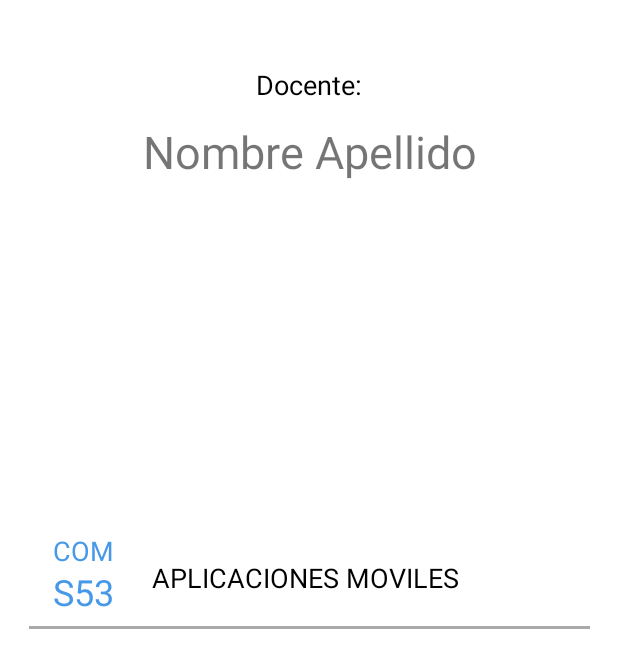
After one commit to juanpablomoscoloni/proyectoAsistencia, an Android app: the DocenteActivity screen opened directly, with no data from a screen before it, on a phone screen of 412 x 824 dp. The commit adds this screen. Shown: the top 668 px of the screen. Run offline under Robolectric (Android 15) with nearby library versions, the phone set to English and light mode, and no system bars.

Commit message:
Pantalla de Docente Creada

```diff
--- a/Asistra/app/src/main/AndroidManifest.xml
+++ b/Asistra/app/src/main/AndroidManifest.xml
@@ -11,7 +11,8 @@
         android:roundIcon="@mipmap/ic_launcher_round"
         android:supportsRtl="true"
         android:theme="@style/AppTheme">
-        <activity android:name=".TokenActivity"></activity>
+        <activity android:name=".DocenteActivity"></activity>
+        <activity android:name=".TokenActivity" />
         <activity android:name=".LoginActivity">
             <intent-filter>
                 <action android:name="android.intent.action.MAIN" />
--- /dev/null
+++ b/Asistra/app/src/main/java/clases/Asignatura.java
@@ -0,0 +1,22 @@
+package clases;
+
+public class Asignatura {
+    private String id;
+    private String nombre;
+
+    public String getId() {
+        return id;
+    }
+
+    public void setId(String id) {
+        this.id = id;
+    }
+
+    public String getNombre() {
+        return nombre;
+    }
+
+    public void setNombre(String nombre) {
+        this.nombre = nombre;
+    }
+}
--- /dev/null
+++ b/Asistra/app/src/main/java/clases/Comision.java
@@ -0,0 +1,23 @@
+package clases;
+
+public class Comision {
+
+    private String id;
+    private String codigo;
+
+    public String getId() {
+        return id;
+    }
+
+    public void setId(String id) {
+        this.id = id;
+    }
+
+    public String getCodigo() {
+        return codigo;
+    }
+
+    public void setCodigo(String codigo) {
+        this.codigo = codigo;
+    }
+}
--- /dev/null
+++ b/Asistra/app/src/main/java/clases/Cursada.java
@@ -0,0 +1,59 @@
+package clases;
+
+public class Cursada {
+
+    private String id;
+    private String anio;
+    private String faltasMaximas;
+    private Comision comision;
+    private Asignatura asignatura;
+    private Docente docente;
+
+    public String getId() {
+        return id;
+    }
+
+    public void setId(String id) {
+        this.id = id;
+    }
+
+    public String getAnio() {
+        return anio;
+    }
+
+    public void setAnio(String anio) {
+        this.anio = anio;
+    }
+
+    public String getFaltasMaximas() {
+        return faltasMaximas;
+    }
+
+    public void setFaltasMaximas(String faltasMaximas) {
+        this.faltasMaximas = faltasMaximas;
+    }
+
+    public Comision getComision() {
+        return comision;
+    }
+
+    public void setComision(Comision comision) {
+        this.comision = comision;
+    }
+
+    public Asignatura getAsignatura() {
+        return asignatura;
+    }
+
+    public void setAsignatura(Asignatura asignatura) {
+        this.asignatura = asignatura;
+    }
+
+    public Docente getDocente() {
+        return docente;
+    }
+
+    public void setDocente(Docente docente) {
+        this.docente = docente;
+    }
+}
--- /dev/null
+++ b/Asistra/app/src/main/java/com/example/asistra/DocenteActivity.java
@@ -0,0 +1,136 @@
+package com.example.asistra;
+
+import android.annotation.SuppressLint;
+import android.content.Intent;
+import android.support.v7.app.AppCompatActivity;
+import android.os.Bundle;
+import android.support.v7.widget.Toolbar;
+import android.view.Menu;
+import android.view.MenuItem;
+import android.view.View;
+import android.widget.AdapterView;
+import android.widget.Button;
+import android.widget.ListView;
+import android.widget.TextView;
+import android.widget.Toast;
+
+import java.util.ArrayList;
+import java.util.Objects;
+
+import clases.Asignatura;
+import clases.Comision;
+import clases.Cursada;
+import clases.Docente;
+
+public class DocenteActivity extends AppCompatActivity {
+
+    public Cursada cursada;
+    public String idUsuario;
+    public String idRol;
+
+    public static ArrayList<Cursada> listaDeCursadas = new ArrayList<>();
+    public static ListView listasDeAsistenciaView;
+    public static ListaCursadas adaptadorMaterias;
+
+
+    TextView aunSinLista;
+
+
+    @SuppressLint("ClickableViewAccessibility")
+    @Override
+    protected void onCreate(Bundle savedInstanceState) {
+        super.onCreate(savedInstanceState);
+        setContentView(R.layout.activity_docente);
+
+        //idUsuario = Objects.requireNonNull(getIntent().getExtras()).getString("idUsuario");
+        //idRol = getIntent().getExtras().getString("idRol");
+
+
+        //Creo unas cursadas de prueba. Primero tengo que crear estas clases
+        Asignatura asignatura = new Asignatura();
+        asignatura.setId("1");
+        asignatura.setNombre("Aplicaciones Moviles");
+
+        Comision comision = new Comision();
+        comision.setId("2");
+        comision.setCodigo("S53");
+
+        Docente docente = new Docente();
+        docente.setNombre("Jorge");
+        docente.setApellido("Podjarny");
+        docente.setLegajo("12345");
+
+        //Ahora creo la cursada
+        Cursada cursada = new Cursada();
+        cursada.setId("1");
+        cursada.setAnio("2019");
+        cursada.setAsignatura(asignatura);
+        cursada.setComision(comision);
+        cursada.setDocente(docente);
+
+
+
+        //Inicializo el visualizador de la lista de asistencias en pantalla
+        listasDeAsistenciaView = findViewById(R.id.listaDeAsistencia);
+
+        listaDeCursadas.clear();
+        listaDeCursadas.add(cursada);
+
+        //Inicializo al adaptador
+        adaptadorMaterias = new ListaCursadas(listaDeCursadas, getApplicationContext());
+        //Setteo el adapter en la listView
+        listasDeAsistenciaView.setAdapter(adaptadorMaterias);
+
+
+
+        //Toast.makeText(this, cursada.getMaximoFaltas(),Toast.LENGTH_SHORT).show();
+
+       listasDeAsistenciaView.setOnItemClickListener(new AdapterView.OnItemClickListener() {
+            @Override
+            public void onItemClick(AdapterView<?> adapterView, View view, int i, long l) {
+
+                Toast.makeText(getApplicationContext(), "A generar token",Toast.LENGTH_SHORT).show();
+
+                /*Intent intent = new Intent(DocenteActivity.this, MostrarLista.class);
+                intent.putExtra("id",String.valueOf(listasDeAsistencia.get(i).getId()));
+                intent.putExtra("asignatura",listasDeAsistencia.get(i).getAsignatura().getNombre());
+                intent.setFlags(Intent.FLAG_ACTIVITY_NEW_TASK);
+                startActivity(intent);*/
+
+            }
+        });
+
+
+        //Este método es el que recibe los datos de la actividad AgregarLista, para poder añadir una nueva lista de asistencia
+   /* public void onActivityResult(int requestCode, int resultCode, Intent data) {
+        super.onActivityResult(requestCode, resultCode, data);
+        if (requestCode == 1) {
+            if(resultCode == RESULT_OK) {
+
+                //Si vuelve exitosamente de la actividad Agregar Lista, la instancio
+                listaDeMateriaAtrapada = new ListaAsistencia(
+                        data.getStringExtra("especialidad"),
+                        data.getStringExtra("asignatura"),
+                        data.getStringExtra("com"),
+                        data.getStringExtra("aula"),
+                        Calendar.getInstance().get(Calendar.YEAR),
+                        Integer.parseInt(data.getStringExtra("ausentes")));
+
+
+                //La agrego a las demás
+                listasDeAsistencia.add(listaDeMateriaAtrapada);
+
+                //Notifico al adpatador de que se modificó la lista
+                adaptadorMaterias.notifyDataSetChanged();
+
+                Toast.makeText(getApplicationContext(), "Lista de asistencia creada ",Toast.LENGTH_SHORT).show();
+
+                //Si creo una lista de asistencia nueva, entonces saco el mensaje para que se añadan
+                if (listasDeAsistencia.size() > 0 ){
+                    aunSinLista.setVisibility(View.GONE);
+
+                }
+            }
+        }*/
+    }
+}
--- /dev/null
+++ b/Asistra/app/src/main/java/com/example/asistra/ListaCursadas.java
@@ -0,0 +1,71 @@
+package com.example.asistra;
+
+import android.content.Context;
+import android.view.LayoutInflater;
+import android.view.View;
+import android.view.ViewGroup;
+import android.widget.ArrayAdapter;
+import android.widget.TextView;
+
+import com.example.asistra.R;
+
+import java.util.ArrayList;
+
+import clases.Cursada;
+
+public class ListaCursadas extends ArrayAdapter implements View.OnClickListener {
+
+    private ArrayList<Cursada> dataSet;
+    Context mContext;
+
+    // View lookup cache
+    private static class ViewHolder {
+        TextView txtAsignatura;
+        TextView txtComision;
+    }
+
+    public ListaCursadas(ArrayList<Cursada> listas, Context context) {
+        super(context, R.layout.fila_cursada, listas);
+        this.dataSet = listas;
+        this.mContext=context;
+    }
+
+    @Override
+    public void onClick(View view) {
+        // Para atrapar algún botón, etc
+    }
+
+    @Override
+    public View getView(final int position, View convertView, ViewGroup parent) {
+        // Get the data item for this position
+        final Cursada listaAsistencia = (Cursada) getItem(position);
+        // Check if an existing view is being reused, otherwise inflate the view
+        final ViewHolder viewHolder; // view lookup cache stored in tag
+
+        final View result;
+
+        if (convertView == null) {
+
+            viewHolder = new ViewHolder();
+            LayoutInflater inflater = LayoutInflater.from(getContext());
+            convertView = inflater.inflate(R.layout.fila_cursada, parent, false);
+            viewHolder.txtAsignatura = (TextView) convertView.findViewById(R.id.asignaturaNombre);
+            viewHolder.txtComision = (TextView) convertView.findViewById(R.id.fechaClase);
+
+            result=convertView;
+
+            convertView.setTag(viewHolder);
+        } else {
+            viewHolder = (ViewHolder) convertView.getTag();
+            result=convertView;
+        }
+
+
+        viewHolder.txtAsignatura.setText(listaAsistencia.getAsignatura().getNombre().toUpperCase());
+        viewHolder.txtComision.setText(listaAsistencia.getComision().getCodigo().toUpperCase());
+
+        // Retorna la vista completa para renderizarla en pantalla
+        return convertView;
+    }
+
+}
--- a/Asistra/app/src/main/java/com/example/asistra/LoginActivity.java
+++ b/Asistra/app/src/main/java/com/example/asistra/LoginActivity.java
@@ -78,7 +78,7 @@ public class LoginActivity extends AppCompatActivity {
         //Empieza a girar la ruedita
         progreso.setVisibility(View.VISIBLE);
 
-        String urlConsulta = "http://192.168.43.218/proyectoAsistencia/comprobarUsuario.php";
+        String urlConsulta = "http://192.168.0.104/proyectoAsistencia/comprobarUsuario.php";
 
         RequestQueue requestQueue;
         requestQueue = Volley.newRequestQueue(getApplicationContext());
@@ -96,10 +96,11 @@ public class LoginActivity extends AppCompatActivity {
 
                         JSONObject user = jsonArray.getJSONObject(0); //Modificable
 
+                        //Compruebo si el usuario que se recuperó es de un docente
                         if (user.getString("rol").equals("alumno")) {
                             pasarActividadAlumno(user.getString("id"));
                         } else {
-
+                            pasarActividadDocente(user.getString("id"));
                         }
 
                     } else {
@@ -111,7 +112,7 @@ public class LoginActivity extends AppCompatActivity {
 
                 } catch (JSONException e) {
                     e.printStackTrace();
-                    Toast.makeText(getApplicationContext(), "Ocurrio un error", Toast.LENGTH_LONG).show();
+                    Toast.makeText(getApplicationContext(), e.toString(), Toast.LENGTH_LONG).show();
                     progreso.setVisibility(View.GONE);
                     iniciar.setEnabled(true);
                 }
@@ -155,7 +156,7 @@ public class LoginActivity extends AppCompatActivity {
 
     public void pasarActividadDocente (String id) {
 
-        Intent intent = new Intent(LoginActivity.this, TokenActivity.class);
+        Intent intent = new Intent(LoginActivity.this, DocenteActivity.class);
 
         intent.putExtra("id", id);
         intent.setFlags(Intent.FLAG_ACTIVITY_NEW_TASK);
--- /dev/null
+++ b/Asistra/app/src/main/res/layout/activity_docente.xml
@@ -0,0 +1,54 @@
+<?xml version="1.0" encoding="utf-8"?>
+<android.support.constraint.ConstraintLayout xmlns:android="http://schemas.android.com/apk/res/android"
+    xmlns:app="http://schemas.android.com/apk/res-auto"
+    xmlns:tools="http://schemas.android.com/tools"
+    android:layout_width="match_parent"
+    android:layout_height="match_parent"
+    android:background="@android:color/background_light"
+    tools:context=".DocenteActivity">
+
+
+    <ListView
+        android:id="@+id/listaDeAsistencia"
+        android:layout_width="374dp"
+        android:layout_height="469dp"
+        android:layout_marginTop="8dp"
+        android:divider="@android:color/darker_gray"
+        android:dividerHeight="2dp"
+        app:layout_constraintBottom_toBottomOf="parent"
+        app:layout_constraintEnd_toEndOf="parent"
+        app:layout_constraintStart_toStartOf="parent"
+        app:layout_constraintTop_toBottomOf="@+id/nombreDocente"
+        app:layout_constraintVertical_bias="1.0">
+
+    </ListView>
+
+    <TextView
+        android:id="@+id/textView"
+        android:layout_width="wrap_content"
+        android:layout_height="wrap_content"
+        android:layout_marginStart="8dp"
+        android:layout_marginLeft="8dp"
+        android:layout_marginTop="44dp"
+        android:layout_marginEnd="8dp"
+        android:layout_marginRight="8dp"
+        android:text="Docente:"
+        android:textColor="@android:color/background_dark"
+        android:textSize="18sp"
+        app:layout_constraintEnd_toEndOf="parent"
+        app:layout_constraintStart_toStartOf="parent"
+        app:layout_constraintTop_toTopOf="parent" />
+
+    <TextView
+        android:id="@+id/nombreDocente"
+        android:layout_width="wrap_content"
+        android:layout_height="wrap_content"
+        android:layout_marginTop="12dp"
+        android:text="Nombre Apellido"
+        android:textSize="30sp"
+        app:layout_constraintEnd_toEndOf="@+id/textView"
+        app:layout_constraintHorizontal_bias="0.496"
+        app:layout_constraintStart_toStartOf="@+id/textView"
+        app:layout_constraintTop_toBottomOf="@+id/textView" />
+
+</android.support.constraint.ConstraintLayout>
--- a/Asistra/app/src/main/res/layout/activity_login.xml
+++ b/Asistra/app/src/main/res/layout/activity_login.xml
@@ -82,7 +82,7 @@
         android:layout_width="442dp"
         android:layout_height="124dp"
         android:layout_marginTop="8dp"
-        android:background="@android:color/holo_blue_dark"
+        android:background="#4799E8"
         android:text="INICIAR SESIÓN"
         android:textColor="@android:color/background_light"
         android:textSize="24sp"
@@ -98,11 +98,11 @@
         android:layout_width="81dp"
         android:layout_height="28dp"
         android:layout_marginStart="8dp"
-        android:layout_marginBottom="128dp"
+        android:layout_marginLeft="8dp"
+        android:layout_marginBottom="152dp"
         android:visibility="gone"
         app:layout_constraintBottom_toBottomOf="parent"
         app:layout_constraintEnd_toEndOf="@+id/iniciar"
-        app:layout_constraintHorizontal_bias="0.483"
-        app:layout_constraintStart_toStartOf="@+id/iniciar"
-        android:layout_marginLeft="8dp" />
+        app:layout_constraintHorizontal_bias="0.484"
+        app:layout_constraintStart_toStartOf="@+id/iniciar" />
 </android.support.constraint.ConstraintLayout>
--- a/Asistra/app/src/main/res/layout/activity_token.xml
+++ b/Asistra/app/src/main/res/layout/activity_token.xml
@@ -9,16 +9,20 @@
     <Button
         android:id="@+id/comprobar"
         style="@style/Widget.AppCompat.Button.Borderless"
-        android:layout_width="442dp"
-        android:layout_height="124dp"
+        android:layout_width="383dp"
+        android:layout_height="118dp"
+        android:layout_marginStart="8dp"
+        android:layout_marginLeft="8dp"
         android:layout_marginTop="8dp"
+        android:layout_marginEnd="8dp"
+        android:layout_marginRight="8dp"
         android:background="@android:color/holo_blue_dark"
         android:text="COMPROBAR"
         android:textColor="@android:color/background_light"
         android:textSize="24sp"
         app:layout_constraintBottom_toBottomOf="parent"
-        app:layout_constraintEnd_toEndOf="@+id/logo"
-        app:layout_constraintStart_toStartOf="@+id/logo"
+        app:layout_constraintEnd_toEndOf="parent"
+        app:layout_constraintStart_toStartOf="parent"
         app:layout_constraintTop_toBottomOf="@+id/pass"
         app:layout_constraintVertical_bias="1.0" />
 
--- /dev/null
+++ b/Asistra/app/src/main/res/layout/fila_cursada.xml
@@ -0,0 +1,86 @@
+<?xml version="1.0" encoding="utf-8"?>
+<RelativeLayout xmlns:android="http://schemas.android.com/apk/res/android"
+    xmlns:app="http://schemas.android.com/apk/res-auto"
+    xmlns:tools="http://schemas.android.com/tools"
+    android:layout_width="match_parent" android:layout_height="match_parent"
+    >
+
+    <android.support.constraint.ConstraintLayout
+        android:layout_width="match_parent"
+        android:layout_height="wrap_content"
+        android:layout_alignParentStart="true"
+        android:layout_alignParentTop="true"
+        android:background="@android:color/background_light">
+
+        <TextView
+            android:id="@+id/comLista"
+            android:layout_width="41dp"
+            android:layout_height="23dp"
+            android:layout_marginStart="16dp"
+            android:text="COM"
+            android:textColor="@color/celeste"
+            android:textSize="18sp"
+            app:layout_constraintStart_toStartOf="parent"
+            app:layout_constraintTop_toTopOf="parent" />
+
+        <TextView
+            android:id="@+id/asignaturaNombre"
+            android:layout_width="276dp"
+            android:layout_height="24dp"
+            android:layout_marginStart="20dp"
+            android:layout_marginLeft="20dp"
+            android:layout_marginTop="4dp"
+            android:layout_marginBottom="8dp"
+            android:text="Asignatura"
+            android:textAllCaps="true"
+            android:textColor="@android:color/black"
+            android:textSize="18sp"
+            app:layout_constraintBottom_toBottomOf="parent"
+            app:layout_constraintStart_toEndOf="@+id/fechaClase"
+            app:layout_constraintTop_toTopOf="parent"
+            app:layout_constraintVertical_bias="0.529" />
+
+        <TextView
+            android:id="@+id/fechaClase"
+            android:layout_width="46dp"
+            android:layout_height="39dp"
+            android:text="S12"
+            android:textColor="@color/celeste"
+            android:textSize="24sp"
+            android:visibility="visible"
+            app:layout_constraintEnd_toEndOf="@+id/comLista"
+            app:layout_constraintHorizontal_bias="0.0"
+            app:layout_constraintStart_toStartOf="@+id/comLista"
+            app:layout_constraintTop_toBottomOf="@+id/comLista" />
+
+         <TextView
+            android:id="@+id/agregarAlumno"
+            android:layout_width="wrap_content"
+            android:layout_height="wrap_content"
+            android:layout_marginTop="8dp"
+            android:text="AGREGAR UN ALUMNO"
+            android:textColor="@color/celeste"
+            android:textSize="18sp"
+            android:visibility="gone"
+            app:layout_constraintEnd_toEndOf="@+id/verAlumnos"
+            app:layout_constraintStart_toStartOf="@+id/verAlumnos"
+            app:layout_constraintTop_toBottomOf="@+id/verAlumnos" />
+
+        <TextView
+            android:id="@+id/verAlumnos"
+            android:layout_width="wrap_content"
+            android:layout_height="wrap_content"
+            android:layout_marginEnd="8dp"
+            android:layout_marginStart="8dp"
+            android:layout_marginTop="72dp"
+            android:text="VER ALUMNOS"
+            android:textColor="@color/celeste"
+            android:textSize="18sp"
+            android:visibility="gone"
+            app:layout_constraintEnd_toEndOf="parent"
+            app:layout_constraintHorizontal_bias="0.502"
+            app:layout_constraintStart_toStartOf="parent"
+            app:layout_constraintTop_toTopOf="parent" />
+
+    </android.support.constraint.ConstraintLayout>
+</RelativeLayout>
--- a/Asistra/app/src/main/res/values/colors.xml
+++ b/Asistra/app/src/main/res/values/colors.xml
@@ -3,4 +3,5 @@
     <color name="colorPrimary">#008577</color>
     <color name="colorPrimaryDark">#00574B</color>
     <color name="colorAccent">#D81B60</color>
+    <color name="celeste">#4799E8</color>
 </resources>
--- a/Asistra/build.gradle
+++ b/Asistra/build.gradle
@@ -7,7 +7,7 @@ buildscript {
 
     }
     dependencies {
-        classpath 'com.android.tools.build:gradle:3.4.0'
+        classpath 'com.android.tools.build:gradle:3.4.1'
 
         // NOTE: Do not place your application dependencies here; they belong
         // in the individual module build.gradle files
```
Also changed, not shown: Asistra/app/src/main/res/drawable/splash.png.
